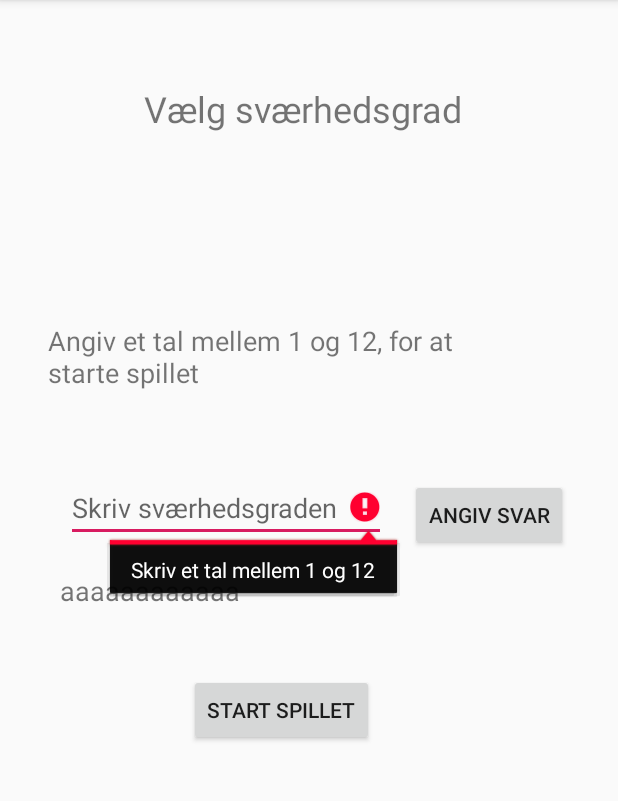
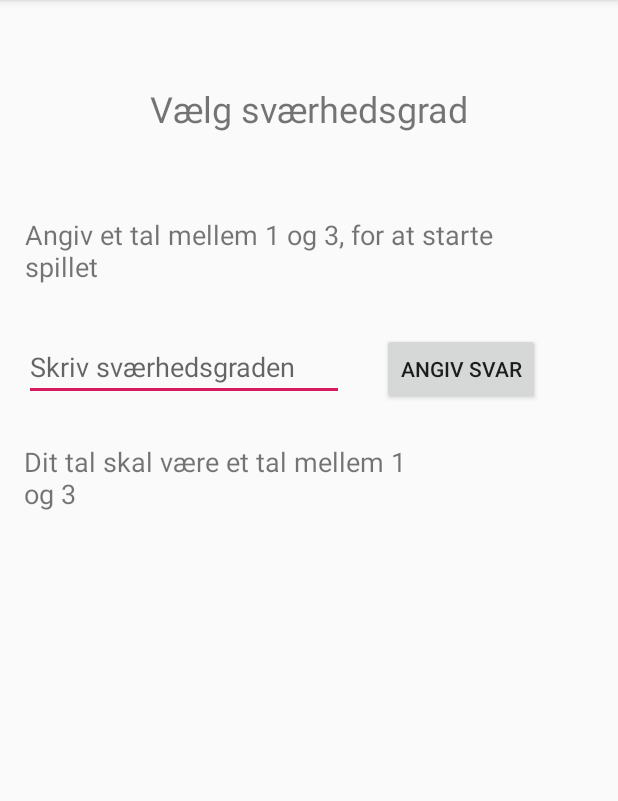
Before and after one commit to fredrikmejs/mobilapp_2, an Android app: the Difficulty screen opened directly, with no data from a screen before it, after a tap on "ANGIV SVAR", on a phone screen of 412 x 824 dp, the part 84-885 px from its top. Run offline under Robolectric (Android 15) with nearby library versions, the phone set to English and light mode, and no system bars.

Commit message:
functional app

```diff
--- a/mobilapp_21/app/src/main/AndroidManifest.xml
+++ b/mobilapp_21/app/src/main/AndroidManifest.xml
@@ -9,8 +9,8 @@
         android:roundIcon="@mipmap/ic_launcher_round"
         android:supportsRtl="true"
         android:theme="@style/AppTheme">
-        <activity android:name=".Difficulty"></activity>
-        <activity android:name=".GalgeSpillet" />
+        <activity android:name=".GalgeSpil"></activity>
+        <activity android:name=".Difficulty" />
         <activity android:name=".MainActivity">
             <intent-filter>
                 <action android:name="android.intent.action.MAIN" />
--- a/mobilapp_21/app/src/main/java/com/example/mobilapp_21/Difficulty.java
+++ b/mobilapp_21/app/src/main/java/com/example/mobilapp_21/Difficulty.java
@@ -2,6 +2,7 @@ package com.example.mobilapp_21;
 
 import androidx.appcompat.app.AppCompatActivity;
 
+import android.annotation.SuppressLint;
 import android.content.Intent;
 import android.os.Bundle;
 import android.text.Editable;
@@ -15,20 +16,37 @@ import android.widget.TextView;
 import android.widget.Toast;
 
 import java.util.ArrayList;
+import java.util.Objects;
 
 public class Difficulty extends AppCompatActivity implements View.OnClickListener {
 
-    private Button button_start,button_svar;
+    private Button button_start,button_svar, button_tilbageTilSpil;
     private EditText editText_sværhedsgrad;
     private TextView textView_sværhedsgraden;
-    private Editable sværhedsgrad;
+    private String sværhedsgrad;
+    private int tilbage;
+
+
     @Override
     protected void onCreate(Bundle savedInstanceState) {
         super.onCreate(savedInstanceState);
         setContentView(R.layout.activity_difficulty);
 
+    Bundle lastIntent = getIntent().getExtras();
+
+        if (lastIntent != null) {
+            tilbage = lastIntent.getInt("tilbage_tal");
+        }
+
+        button_tilbageTilSpil = findViewById(R.id.button_startNuværende);
+    button_tilbageTilSpil.setOnClickListener(this);
+    if (tilbage != 1){
+        button_tilbageTilSpil.setVisibility(View.INVISIBLE);
+    }
+
     button_start = findViewById(R.id.button_begyndSpillet);
     button_start.setOnClickListener(this);
+    button_start.setVisibility(View.INVISIBLE);
 
     button_svar = findViewById(R.id.button_svar);
     button_svar.setOnClickListener(this);
@@ -36,28 +54,40 @@ public class Difficulty extends AppCompatActivity implements View.OnClickListene
     editText_sværhedsgrad = findViewById(R.id.editText_sværhedsheden);
 
     textView_sværhedsgraden = findViewById(R.id.textView_nuværendesværhedsgrad);
-
-
-
+    textView_sværhedsgraden.setVisibility(View.INVISIBLE);
     }
 
 
+    @SuppressLint("SetTextI18n")
     @Override
     public void onClick(View v) {
 
         if (v == button_start){
-            Intent i = new Intent(v.getContext(), Difficulty.class);
+            Intent i = new Intent(v.getContext(), GalgeSpil.class);
             i.putExtra("sværhedsgrad", sværhedsgrad);
             startActivity(i);
         }
 
         if (v == button_svar){
-            sværhedsgrad = editText_sværhedsgrad.getText();
-
-            if (Integer.valueOf(String.valueOf(sværhedsgrad))>= 1 || Integer.valueOf(String.valueOf(sværhedsgrad)) <= 12){
-                textView_sværhedsgraden.setText("Sværhedsgraden er sat til" + sværhedsgrad);
-            } else editText_sværhedsgrad.setError("Skriv et tal mellem 1 og 12");
-
+            sværhedsgrad = editText_sværhedsgrad.getText().toString();
+            if (sværhedsgrad.matches("[0-9]+")) {
+                if ((Integer.valueOf(sværhedsgrad) >= 1 && Integer.valueOf(sværhedsgrad) <= 3)) {
+                    textView_sværhedsgraden.setText("Sværhedsgraden er sat til " + sværhedsgrad);
+                    textView_sværhedsgraden.setVisibility(View.VISIBLE);
+                    button_start.setVisibility(View.VISIBLE);
+                } else {
+                    textView_sværhedsgraden.setText("Du skal skrive et tal mellem 1 og 3");
+                    textView_sværhedsgraden.setVisibility(View.VISIBLE);
+                    button_start.setVisibility(View.INVISIBLE);
+                }
+            } else {
+                textView_sværhedsgraden.setText("Dit tal skal være et tal mellem 1 og 3");
+                textView_sværhedsgraden.setVisibility(View.VISIBLE);
+                button_start.setVisibility(View.INVISIBLE);
+            }
+        }
+        if (v == button_tilbageTilSpil){
+            this.finish();
         }
 
 
--- a/mobilapp_21/app/src/main/java/com/example/mobilapp_21/MainActivity.java
+++ b/mobilapp_21/app/src/main/java/com/example/mobilapp_21/MainActivity.java
@@ -13,7 +13,7 @@ import android.widget.TextView;
 public class MainActivity extends AppCompatActivity implements View.OnClickListener{
 
     private Button button_start;
-    int highscore;
+
 
     @SuppressLint({"SetTextI18n"})
     @Override
@@ -29,7 +29,7 @@ public class MainActivity extends AppCompatActivity implements View.OnClickListe
         button_start.setOnClickListener(this);
 
         TextView topscore = findViewById(R.id.textView_topscore);
-        topscore.setText("Din nuværende topscore er: " + highscore);
+        topscore.setText("Velkommen til galge spillet");
 
         ImageView imageView_startside = findViewById(R.id.imageView_hovedmenu);
         imageView_startside.setImageResource(R.drawable.galge);
--- a/mobilapp_21/app/src/main/res/layout/activity_difficulty.xml
+++ b/mobilapp_21/app/src/main/res/layout/activity_difficulty.xml
@@ -10,23 +10,24 @@
         android:id="@+id/textView_overskrift"
         android:layout_width="wrap_content"
         android:layout_height="wrap_content"
-        android:layout_marginStart="96dp"
         android:layout_marginTop="56dp"
         android:text="Vælg sværhedsgrad"
         android:textSize="24sp"
+        app:layout_constraintEnd_toEndOf="parent"
         app:layout_constraintStart_toStartOf="parent"
         app:layout_constraintTop_toTopOf="parent" />
 
     <TextView
         android:id="@+id/textView_sværhedsgradens"
         android:layout_width="312dp"
-        android:layout_height="49dp"
-        android:layout_marginStart="32dp"
-        android:layout_marginTop="208dp"
-        android:layout_marginBottom="49dp"
-        android:text="Angiv et tal mellem 1 og 12, for at starte spillet"
+        android:layout_height="0dp"
+        android:layout_marginStart="16dp"
+        android:layout_marginTop="144dp"
+        android:layout_marginEnd="83dp"
+        android:text="Angiv et tal mellem 1 og 3, for at starte spillet"
         android:textSize="18sp"
-        app:layout_constraintBottom_toTopOf="@+id/button_svar"
+        app:layout_constraintEnd_toEndOf="parent"
+        app:layout_constraintHorizontal_bias="1.0"
         app:layout_constraintStart_toStartOf="parent"
         app:layout_constraintTop_toTopOf="parent" />
 
@@ -34,48 +35,57 @@
         android:id="@+id/editText_sværhedsheden"
         android:layout_width="wrap_content"
         android:layout_height="wrap_content"
-        android:layout_marginStart="10dp"
-        android:layout_marginTop="52dp"
-        android:layout_marginEnd="16dp"
+        android:layout_marginStart="16dp"
         android:ems="10"
         android:hint="Skriv sværhedsgraden"
         android:inputType="textPersonName"
+        app:layout_constraintBaseline_toBaselineOf="@+id/button_svar"
         app:layout_constraintEnd_toStartOf="@+id/button_svar"
-        app:layout_constraintHorizontal_chainStyle="packed"
-        app:layout_constraintStart_toStartOf="parent"
-        app:layout_constraintTop_toBottomOf="@+id/textView_sværhedsgradens" />
+        app:layout_constraintHorizontal_bias="0.0"
+        app:layout_constraintStart_toStartOf="parent" />
 
     <Button
         android:id="@+id/button_begyndSpillet"
         android:layout_width="wrap_content"
         android:layout_height="wrap_content"
-        android:layout_marginTop="88dp"
-        android:layout_marginEnd="8dp"
+        android:layout_marginStart="140dp"
+        android:layout_marginTop="157dp"
+        android:layout_marginBottom="156dp"
         android:text="Start spillet"
-        app:layout_constraintEnd_toEndOf="@+id/editText_sværhedsheden"
-        app:layout_constraintTop_toBottomOf="@+id/editText_sværhedsheden" />
+        app:layout_constraintBottom_toBottomOf="parent"
+        app:layout_constraintStart_toStartOf="parent"
+        app:layout_constraintTop_toTopOf="@+id/textView_nuværendesværhedsgrad"
+        app:layout_constraintVertical_bias="0.0" />
 
     <TextView
         android:id="@+id/textView_nuværendesværhedsgrad"
-        android:layout_width="wrap_content"
-        android:layout_height="wrap_content"
-        android:layout_marginStart="40dp"
+        android:layout_width="263dp"
+        android:layout_height="50dp"
+        android:layout_marginStart="16dp"
+        android:layout_marginTop="28dp"
         android:text="aaaaaaaaaaaa"
         android:textSize="18sp"
-        app:layout_constraintBottom_toBottomOf="parent"
         app:layout_constraintStart_toStartOf="parent"
-        app:layout_constraintTop_toTopOf="parent"
-        app:layout_constraintVertical_bias="0.513" />
+        app:layout_constraintTop_toBottomOf="@+id/editText_sværhedsheden" />
 
     <Button
         android:id="@+id/button_svar"
         android:layout_width="wrap_content"
         android:layout_height="wrap_content"
-        android:layout_marginBottom="394dp"
+        android:layout_marginTop="32dp"
+        android:layout_marginEnd="52dp"
         android:text="Angiv svar"
-        app:layout_constraintBottom_toBottomOf="parent"
         app:layout_constraintEnd_toEndOf="parent"
-        app:layout_constraintStart_toEndOf="@+id/editText_sværhedsheden"
         app:layout_constraintTop_toBottomOf="@+id/textView_sværhedsgradens" />
 
+    <Button
+        android:id="@+id/button_startNuværende"
+        android:layout_width="wrap_content"
+        android:layout_height="wrap_content"
+        android:layout_marginEnd="16dp"
+        android:layout_marginBottom="46dp"
+        android:text="Tilbage til spillet"
+        app:layout_constraintBottom_toBottomOf="parent"
+        app:layout_constraintEnd_toEndOf="parent" />
+
 </androidx.constraintlayout.widget.ConstraintLayout>
--- a/mobilapp_21/app/src/main/res/layout/activity_main.xml
+++ b/mobilapp_21/app/src/main/res/layout/activity_main.xml
@@ -45,10 +45,11 @@
 
     <TextView
         android:id="@+id/textView_topscore"
-        android:layout_width="108dp"
-        android:layout_height="32dp"
+        android:layout_width="122dp"
+        android:layout_height="48dp"
         android:layout_marginBottom="297dp"
         android:text="TextView"
+        android:textSize="18sp"
         app:layout_constraintBottom_toBottomOf="parent"
         app:layout_constraintEnd_toEndOf="parent"
         app:layout_constraintStart_toStartOf="parent"
```
Also changed, not shown: mobilapp_21/app/src/main/java/com/example/mobilapp_21/GalgeSpil.java (added, +147 -0 lines), mobilapp_21/app/src/main/java/com/example/mobilapp_21/GalgeSpillet.java (deleted, +0 -18 lines), mobilapp_21/app/src/main/res/layout/activity_gage_spillet.xml (deleted, +0 -33 lines), mobilapp_21/app/src/main/res/layout/activity_galge_spil.xml (added, +79 -0 lines).
